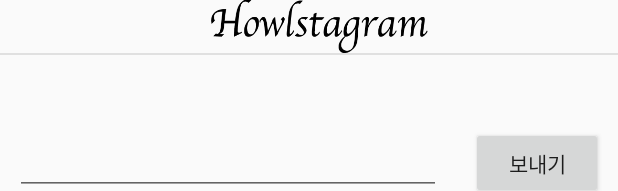
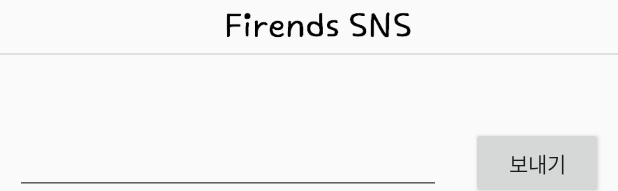
Before and after one commit to dongykung/AndroidProject, an Android app: the layout activity_comment.xml on its own in the app's theme, with its tools: preview values and no code run, on a phone screen of 412 x 824 dp. Shown: the top 191 px of the screen. Run offline under Robolectric (Android 15) with nearby library versions, the phone set to English and light mode, and no system bars.

Commit message:
Update activity_comment.xml

```diff
--- a/app/src/main/res/layout/activity_comment.xml
+++ b/app/src/main/res/layout/activity_comment.xml
@@ -11,7 +11,7 @@
         android:layout_width="match_parent"
         android:layout_height="35dp" >
         <ImageView
-            android:src="@drawable/logo_title"
+            android:src="@drawable/lgotitle"
             android:layout_width="match_parent"
             android:layout_height="match_parent"/>
     </androidx.appcompat.widget.Toolbar>
@@ -21,16 +21,14 @@
         android:layout_below="@+id/my_toolbar"
         android:background="@color/colorDivision"
         android:layout_width="match_parent"
-        android:layout_height="1dp">
-    </LinearLayout>
+        android:layout_height="1dp"></LinearLayout>
 <androidx.recyclerview.widget.RecyclerView
     android:layout_marginTop="8dp"
     android:layout_marginBottom="30dp"
     android:layout_below="@id/toolbar_division"
     android:id="@+id/comment_recyclerview"
     android:layout_width="match_parent"
-    android:layout_height="wrap_content">
-</androidx.recyclerview.widget.RecyclerView>
+    android:layout_height="wrap_content"></androidx.recyclerview.widget.RecyclerView>
 <Button
     android:id="@+id/comment_btn_send"
     android:layout_alignParentRight="true"
```
